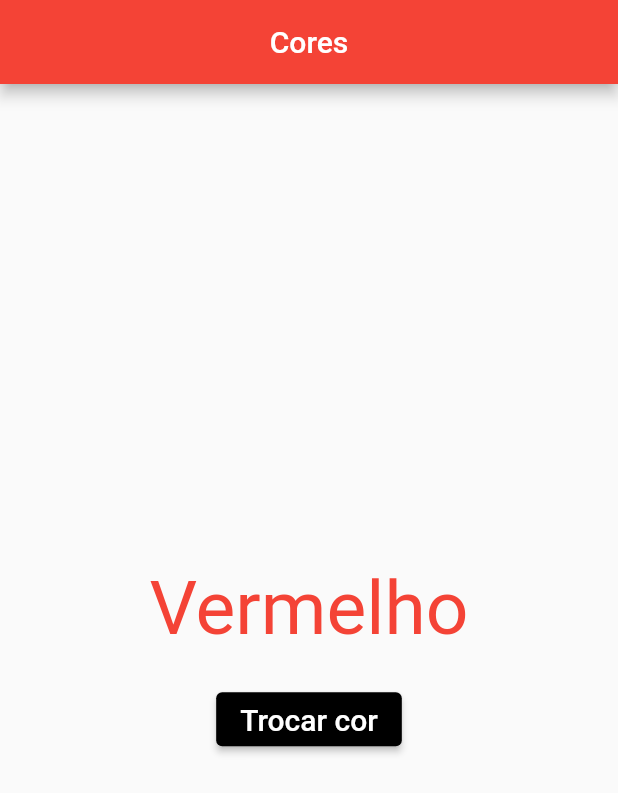
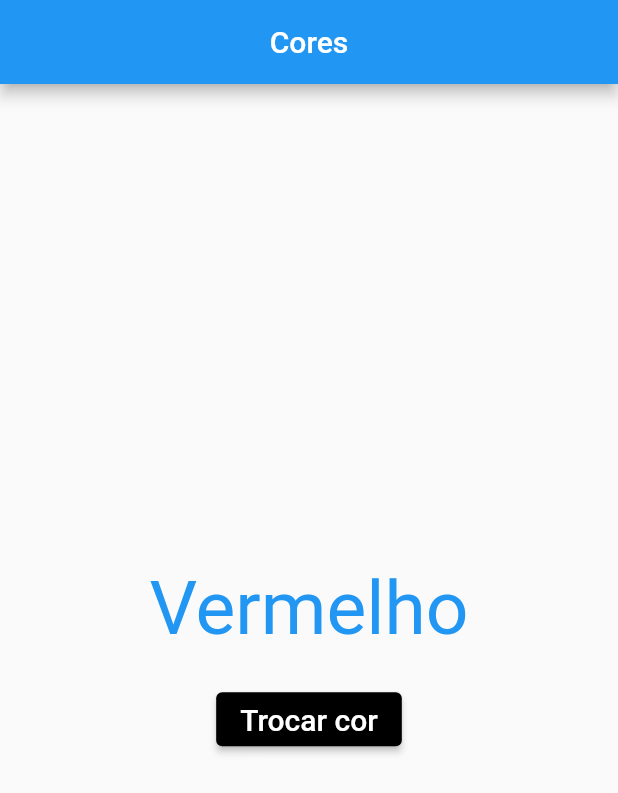
Before and after one commit to leoragassio/app-mobile-4semestre, a Flutter app: the screen it shows after launch, after a tap on "Trocar cor", on a phone screen of 412 x 824 dp. Shown: the top 793 px of the screen. Run offline on Flutter 3.47's test engine with Material 2 defaults, Android fonts, the phone set to English and light mode, and no system bars.

Commit message:
Video 9 completo!

```diff
--- a/app1/lib/main.dart
+++ b/app1/lib/main.dart
@@ -3,14 +3,28 @@ import 'package:flutter/material.dart';
 void main() => runApp(Cores());
 
 class Cores extends StatelessWidget {
-
- final Color corPrincipal = Colors.red;
-
   @override
   Widget build(BuildContext context) {
     return MaterialApp(
       title: 'Cores',
-      home: new Scaffold(
+      home: Home(),
+    );
+  }
+}
+
+class Home extends StatefulWidget {
+  const Home({super.key});
+
+  @override
+  State<Home> createState() => _HomeState();
+}
+
+class _HomeState extends State<Home> {
+Color corPrincipal = Colors.red;
+
+  @override
+  Widget build(BuildContext context) {
+    return new Scaffold(
         appBar: AppBar(
           title: Text('Cores'),
           backgroundColor: corPrincipal,
@@ -32,7 +46,16 @@ class Cores extends StatelessWidget {
                   padding: EdgeInsets.all(10),
                 ),
                 ElevatedButton(
-                  onPressed: (){},
+                  onPressed: (){
+                    setState(() {
+
+                    if(corPrincipal == Colors.red){
+                      corPrincipal = Colors.blue;
+                    }else{
+                      corPrincipal = Colors.red;
+                    }
+                    });
+                  },
                   child: Text(
                     'Trocar cor',
                     style:  TextStyle(
@@ -46,8 +69,11 @@ class Cores extends StatelessWidget {
               ],
             ),
           ),
-        ),
-      );
+        );
   }
 }
-//Parei no video 8  da PlayList....
+
+
+
+
+//Parei no video 9  da PlayList....
```
Also changed, not shown: 1 other file.
